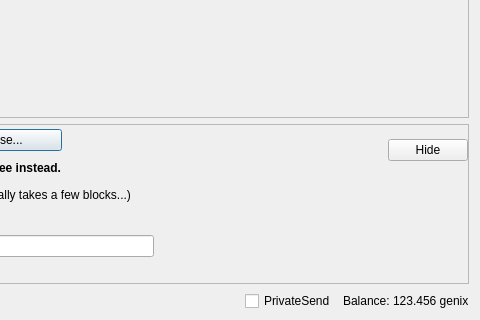
First picture: the form in src/qt/forms/sendcoinsdialog.ui, repository genix-project/genix, before the edit; both pictures show x 370 to 850 and y 206 to 526 of the 850 by 526 pixel window.
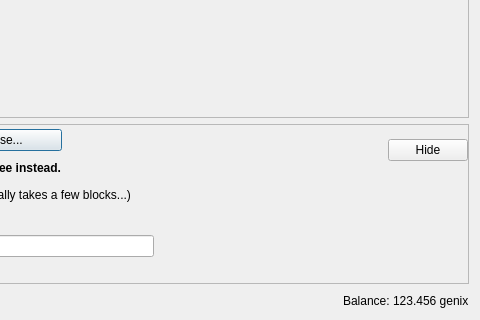
Second picture: the form after the edit. Custom widgets are drawn as their Qt base class.

The edit to the form file:
```diff
--- a/src/qt/forms/sendcoinsdialog.ui
+++ b/src/qt/forms/sendcoinsdialog.ui
@@ -1210,22 +1210,6 @@
        <property name="spacing">
         <number>3</number>
        </property>
-       <item>
-        <widget class="QCheckBox" name="checkUsePrivateSend">
-         <property name="minimumSize">
-          <size>
-           <width>95</width>
-           <height>0</height>
-          </size>
-         </property>
-         <property name="text">
-          <string>PrivateSend</string>
-         </property>
-         <property name="checked">
-          <bool>false</bool>
-         </property>
-        </widget>
-       </item>
        <item>
         <widget class="QLabel" name="label">
          <property name="text">
```
